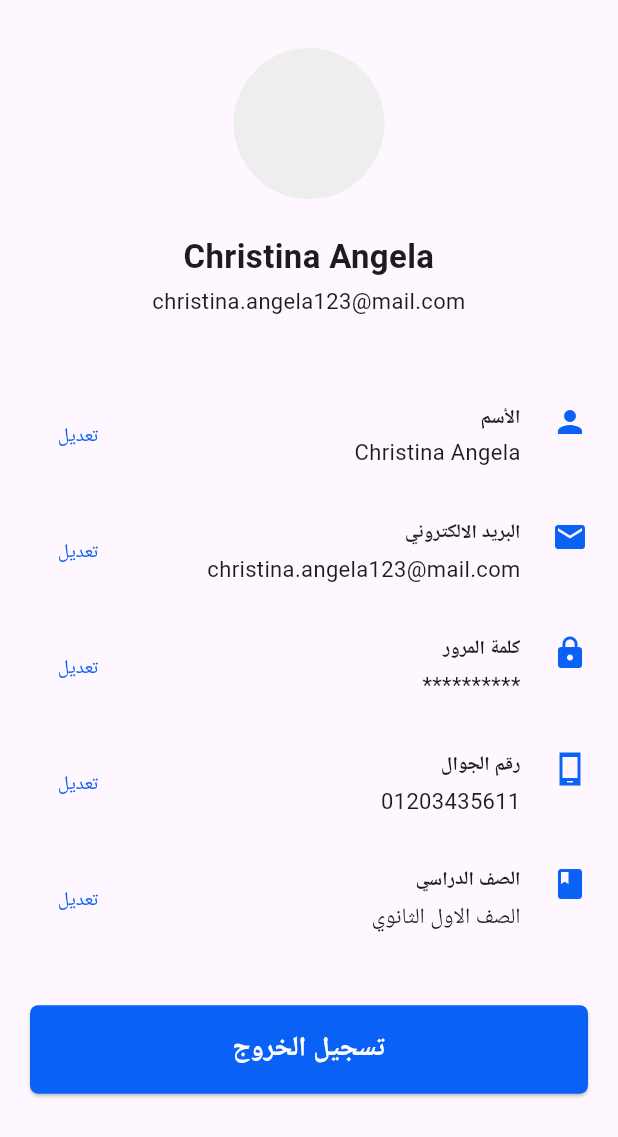
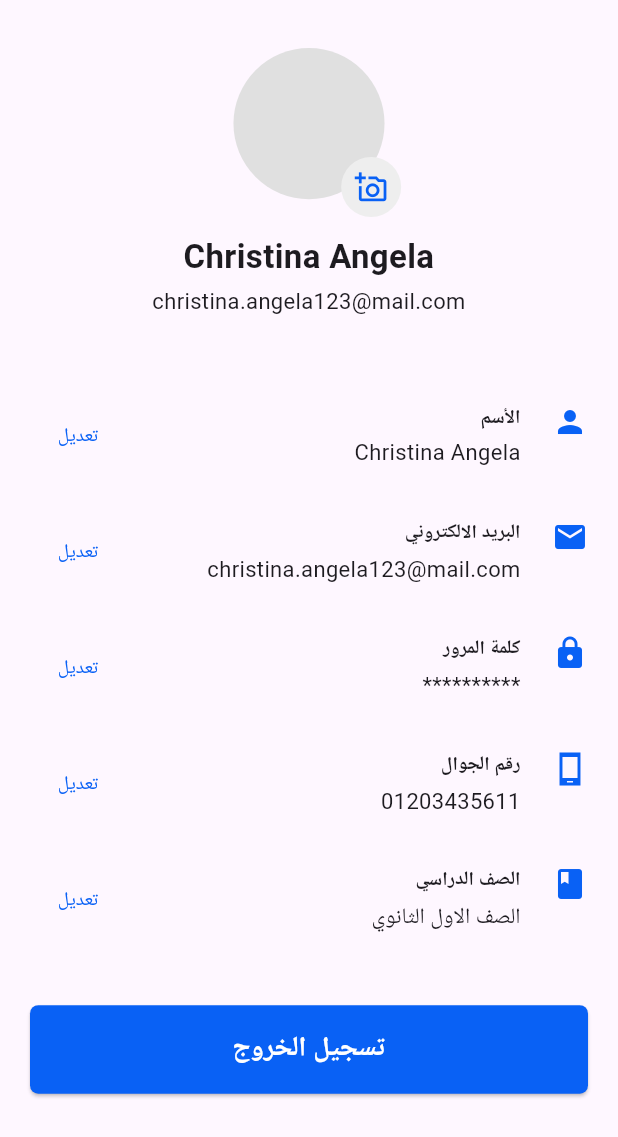
Before and after one commit to Mohamed-7agag/EDUCA_app, a Flutter app: the ProfileView screen opened directly, on a phone screen of 412 x 824 dp. Shown: the top 1137 px of the screen. Run offline on Flutter 3.47's test engine with Material 3 defaults, Android fonts, the phone set to English and light mode, and no system bars; our stand-ins replace awesome_dialog, flutter_bloc, flutter_screenutil, google_fonts, google_nav_bar, image_picker and 1 more; Roboto replaces fonts that are missing (Tajawal).

Commit message:
Add profile image change functionality and bottom sheet for image selection

```diff
--- a/lib/Features/auth/presentation/widgets/login_view_body.dart
+++ b/lib/Features/auth/presentation/widgets/login_view_body.dart
@@ -14,6 +14,7 @@ import '../view_model/password_visibility/password_visibility_cubit.dart';
 class LoginViewBody extends StatelessWidget {
   LoginViewBody({super.key});
 
+//! move these to login cubit when create it
   GlobalKey<FormState> formKey = GlobalKey<FormState>();
   TextEditingController emailController = TextEditingController();
   TextEditingController passwordController = TextEditingController();
--- /dev/null
+++ b/lib/Features/profile/presentation/view_model/change_profile_image_cubit.dart
@@ -0,0 +1,10 @@
+import 'dart:io';
+import 'package:flutter_bloc/flutter_bloc.dart';
+
+class ProfileImageCubit extends Cubit<File?> {
+  ProfileImageCubit() : super(null);
+
+  void changeImage(File image) {
+    emit(image);
+  }
+}
--- a/lib/Features/profile/presentation/widgets/profile_view_body.dart
+++ b/lib/Features/profile/presentation/widgets/profile_view_body.dart
@@ -1,10 +1,16 @@
+// ignore_for_file: unnecessary_null_comparison, use_build_context_synchronously
+import 'dart:io';
 import 'package:field_training_app/Core/utils/app_router.dart';
+import 'package:field_training_app/Core/utils/constatnt.dart';
 import 'package:field_training_app/Core/widgets/custom_button.dart';
 import 'package:field_training_app/Features/profile/presentation/widgets/profile_item.dart';
 import 'package:flutter/material.dart';
+import 'package:flutter_bloc/flutter_bloc.dart';
 import 'package:flutter_screenutil/flutter_screenutil.dart';
 
 import '../../../../Core/utils/styles.dart';
+import '../view_model/change_profile_image_cubit.dart';
+import 'bottom_sheet.dart';
 
 class ProfileViewBody extends StatelessWidget {
   const ProfileViewBody({super.key});
@@ -18,9 +24,41 @@ class ProfileViewBody extends StatelessWidget {
           crossAxisAlignment: CrossAxisAlignment.stretch,
           children: [
             SizedBox(height: 35.h),
-            CircleAvatar(
-              radius: 55.r,
-              backgroundColor: Colors.grey[200],
+            Stack(
+              clipBehavior: Clip.none,
+              alignment: Alignment.center,
+              children: [
+                BlocBuilder<ProfileImageCubit, File?>(
+                  builder: (context, imageState) {
+                    return CircleAvatar(
+                      radius: 55.r,
+                      backgroundColor: Colors.grey[300],
+                      backgroundImage:
+                          imageState == null ? null : FileImage(imageState),
+                    );
+                  },
+                ),
+                Positioned(
+                  right: 115.w,
+                  top: 75.h,
+                  child: IconButton(
+                    onPressed: () async {
+                      bottomSheet(context);
+                    },
+                    icon: const Icon(
+                      Icons.add_a_photo_outlined,
+                      color: kPrimaryColor,
+                      size: 22,
+                    ),
+                    style: ButtonStyle(
+                        backgroundColor: MaterialStatePropertyAll(
+                          Colors.grey[200],
+                        ),
+                        padding:
+                            const MaterialStatePropertyAll(EdgeInsets.all(8))),
+                  ),
+                ),
+              ],
             ),
             SizedBox(height: 25.h),
             Text("Christina Angela",
@@ -67,7 +105,7 @@ class ProfileViewBody extends StatelessWidget {
               onpressed: () {},
             ),
             SizedBox(height: 50.h),
-            CustomButton(text: "تسجيل الخروج", onpressed: (){}),
+            CustomButton(text: "تسجيل الخروج", onpressed: () {}),
             SizedBox(height: 20.h),
           ],
         ),
--- a/pubspec.yaml
+++ b/pubspec.yaml
@@ -17,11 +17,13 @@ dependencies:
   flutter:
     sdk: flutter
   flutter_bloc: ^8.1.4
+  flutter_local_notifications: ^17.0.0
   flutter_screenutil: ^5.9.0
   flutter_svg: ^2.0.9
   get_it: ^7.6.7
   google_fonts: ^6.1.0
   google_nav_bar: ^5.0.6
+  image_picker: ^1.0.7
   intl: ^0.19.0
   introduction_screen: ^3.1.14
 
```
Also changed, not shown: lib/Core/utils/app_router.dart (+10 -2 lines), lib/Features/profile/presentation/widgets/bottom_sheet.dart (added, +89 -0 lines), pubspec.lock, 5 other files.
